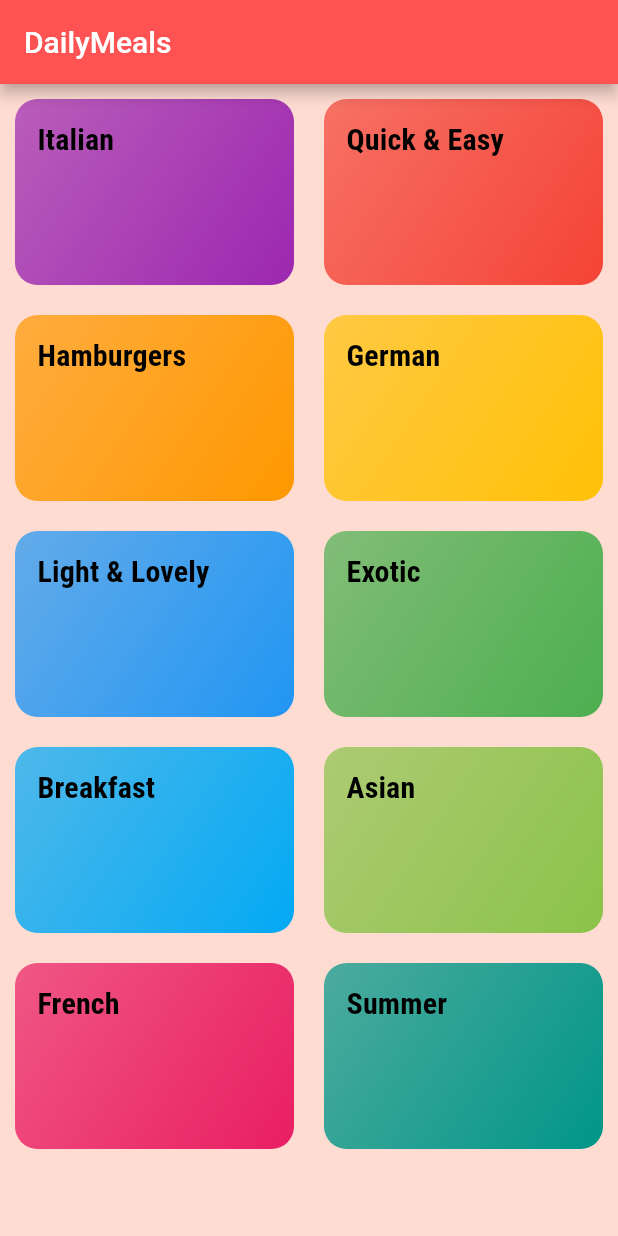
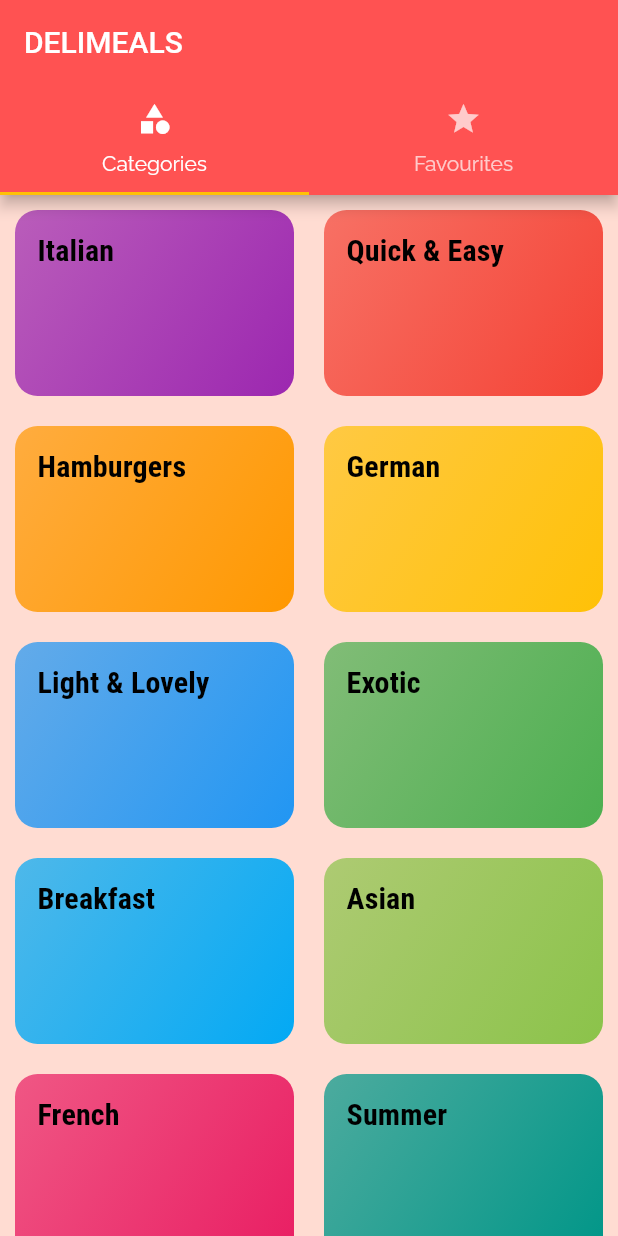
Before and after one commit to nitinnsharma234/DailyMeals, a Flutter app: the screen it shows after launch, on a phone screen of 412 x 824 dp. Run offline on Flutter 3.47's test engine with Material 2 defaults, Android fonts, the phone set to English and light mode, and no system bars.

Commit message:
top appbar

```diff
--- a/lib/main.dart
+++ b/lib/main.dart
@@ -1,3 +1,4 @@
+import 'package:delimeals/screens/tabs_screen.dart';
 import 'package:flutter/material.dart';
 import 'package:delimeals/screens/categories_screen.dart';
 import 'package:delimeals/screens/category_meals_screen.dart';
@@ -32,10 +33,12 @@ class MyApp extends StatelessWidget {
                 fontSize: 20,
                 fontWeight: FontWeight.bold)),
       ),
-      home: const MyHomePage(title: 'DailyMeals'),
+
+      initialRoute: '/',
       routes: {
-        '/category-meals': (context) => CategoryMealsScreen(),
-        MealDetailScreen.routeName: (context) => MealDetailScreen(),
+        '/':(context) => const TabsScreen(),
+        '/category-meals': (context) => const CategoryMealsScreen(),
+        MealDetailScreen.routeName: (context) => const MealDetailScreen(),
       },
       //onGenerateRoute: (settings){
        // print(settings.arguments);
--- /dev/null
+++ b/lib/screens/FavouritesScreen.dart
@@ -0,0 +1,10 @@
+import 'package:flutter/material.dart';
+
+class FavouriteScreen extends StatelessWidget {
+  const FavouriteScreen({Key? key}) : super(key: key);
+
+  @override
+  Widget build(BuildContext context) {
+    return const Text("Favourites Meals ");
+  }
+}
--- a/lib/screens/categories_screen.dart
+++ b/lib/screens/categories_screen.dart
@@ -7,9 +7,7 @@ class CategoriesScreen extends StatelessWidget {
 
   @override
   Widget build(BuildContext context) {
-    return Scaffold(
-      appBar: AppBar(title: const Text("DailyMeals"),),
-      body: GridView(
+    return  GridView(
         padding: const EdgeInsets.all(10),
           gridDelegate: const SliverGridDelegateWithMaxCrossAxisExtent(
               maxCrossAxisExtent: 200,
@@ -17,7 +15,7 @@ class CategoriesScreen extends StatelessWidget {
               crossAxisSpacing: 20,
               mainAxisSpacing: 20),
           children:DUMMY_CATEGORIES.map((catData) => CategoryItem(catData.id,catData.title, catData.color)).toList()
-      ),
+
     );
   }
 }
--- /dev/null
+++ b/lib/screens/tabs_screen.dart
@@ -0,0 +1,32 @@
+import 'package:delimeals/screens/categories_screen.dart';
+import 'package:flutter/material.dart';
+
+import 'FavouritesScreen.dart';
+
+class TabsScreen extends StatefulWidget {
+  const TabsScreen({Key? key}) : super(key: key);
+
+  @override
+  State<TabsScreen> createState() => _TabsScreenState();
+}
+
+class _TabsScreenState extends State<TabsScreen> {
+  @override
+  Widget build(BuildContext context) {
+    return DefaultTabController(
+      length: 2,
+      child: Scaffold(
+        appBar: AppBar(title: const Text("DELIMEALS"),bottom: const TabBar(
+          tabs: [Tab(icon:Icon(Icons.category),text: "Categories",),
+            Tab(icon: Icon(Icons.star),text: "Favourites",)],
+        ),),
+        body:  const TabBarView(children: [
+          CategoriesScreen(),
+          FavouriteScreen()
+        ],),
+
+      ),
+
+    );
+  }
+}
```
